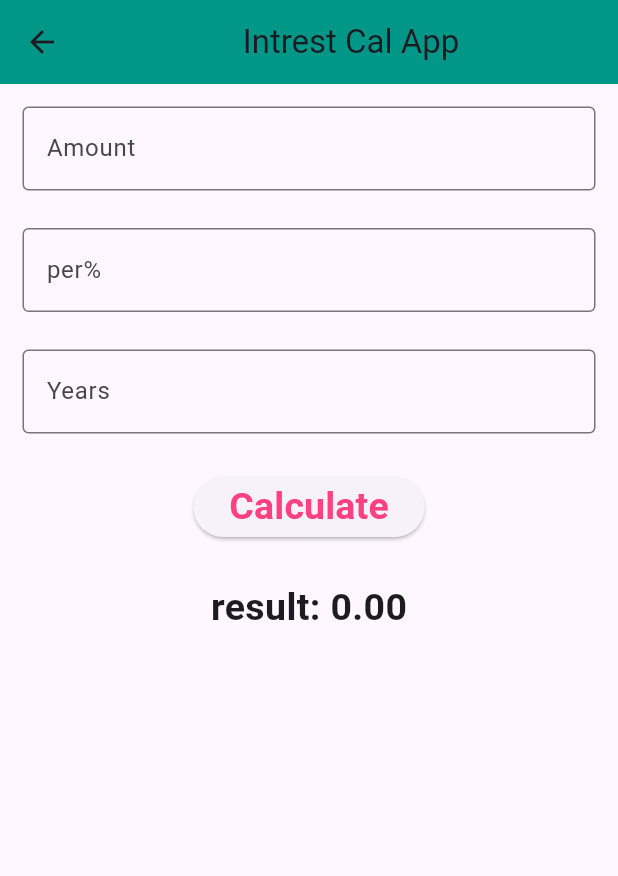
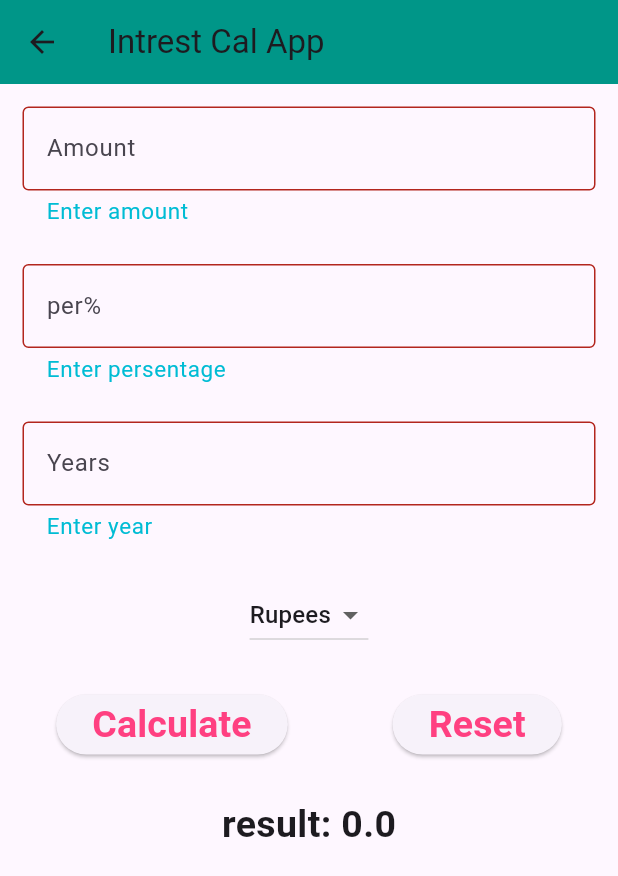
Before and after one commit to pralaypenti/intresr_cal_getx, a Flutter app: the IntrestCalView screen opened directly, after a tap on "Calculate", on a phone screen of 412 x 824 dp. Shown: the top 876 px of the screen. Run offline on Flutter 3.47's test engine with Material 3 defaults, Android fonts, the light colour scheme and no system bars; our stand-ins replace get, shared_preferences; missing offline and left inert: otp_resend_timer, otpless_flutter; accounts and stored records are empty.

Commit message:
updated code

```diff
--- a/lib/intrest_cal.dart
+++ b/lib/intrest_cal.dart
@@ -2,17 +2,42 @@ import 'package:flutter/material.dart';
 import 'package:get/get.dart';
 
 class IntrestController extends GetxController {
-  var amount = ''.obs;
-  var rate = ''.obs;
-  var years = ''.obs;
+  var amountController = TextEditingController();
+  var rateController = TextEditingController();
+  var yearsController = TextEditingController();
   var result = 0.0.obs;
+  var selectedCurrency = 'Rupees'.obs;
+  final conversionRates = {
+    'Rupees': 1.0,
+    'Dollars': 1 / 83.0,
+    'Pounds': 1 / 103.0,
+  };
 
   void calculateInterest() {
-    double a = double.tryParse(amount.value) ?? 0;
-    double r = double.tryParse(rate.value) ?? 0;
-    double y = double.tryParse(years.value) ?? 0;
+    double a = double.tryParse(amountController.text) ?? 0;
+    double r = double.tryParse(rateController.text) ?? 0;
+    double y = double.tryParse(yearsController.text) ?? 0;
 
-    result.value = (a * r * y) / 100;
+    double interestInRupees = (a * r * y) / 100;
+
+    double rateFactor = conversionRates[selectedCurrency.value] ?? 1.0;
+    result.value = interestInRupees * rateFactor;
+  }
+
+  void resetFields() {
+    amountController.clear();
+    rateController.clear();
+    yearsController.clear();
+    selectedCurrency.value = 'Rupees';
+    result.value = 0.0;
+  }
+
+  @override
+  void onClose() {
+    amountController.dispose();
+    rateController.dispose();
+    yearsController.dispose();
+    super.onClose();
   }
 }
 
@@ -25,64 +50,122 @@ class IntrestCalView extends StatefulWidget {
 
 class _IntrestCalViewState extends State<IntrestCalView> {
   final controller = Get.put(IntrestController());
+
+  List<String> iteams = ['Rupees', 'Dollars', 'Pounds'];
+  final formKey = GlobalKey<FormState>();
+
+  String? selectedValue;
   @override
   Widget build(BuildContext context) {
     return Scaffold(
       appBar: AppBar(
-        title: Center(
-          child: Text('Intrest Cal App', textAlign: TextAlign.center),
-        ),
+        title: Text('Intrest Cal App', textAlign: TextAlign.center),
         backgroundColor: Colors.teal,
       ),
       body: SingleChildScrollView(
+        child: Form(
+          key: formKey,
           child: Padding(
             padding: const EdgeInsets.all(15),
             child: Column(
               crossAxisAlignment: CrossAxisAlignment.start,
               children: [
                 TextFormField(
-                onChanged: (value) {
-                  controller.amount.value = value;
+                  validator: (value) {
+                    if (value == null || value.isEmpty) return 'Enter amount';
+                    if (double.tryParse(value) == null) {
+                      return 'Enter valid number';
+                    }
+                    return null;
                   },
+                  controller: controller.amountController,
                   keyboardType: TextInputType.number,
 
                   decoration: InputDecoration(
                     border: OutlineInputBorder(),
                     hintText: 'Amount',
+                     errorStyle: TextStyle(
+                            color: Colors.cyan,
+                            fontSize: 15.0
+                          ),
                   ),
                 ),
                 SizedBox(height: 25),
                 TextFormField(
-                onChanged: (value) {
-                  controller.rate.value = value;
+                  validator: (value) {
+                    if (value == null || value.isEmpty) {
+                      return 'Enter persentage';
+                    }
+                    if (double.tryParse(value) == null) {
+                      return 'Enter valid percentage';
+                    }
+                    return null;
                   },
+                  controller: controller.rateController,
+
                   keyboardType: TextInputType.number,
                   decoration: InputDecoration(
                     border: OutlineInputBorder(),
                     hintText: 'per%',
+                    errorStyle: TextStyle(
+                      color: Colors.cyan,
+                      fontSize: 15.0,
+                    ),
                   ),
                 ),
                 SizedBox(height: 25),
 
                 TextFormField(
-                onChanged: (value) {
-                  controller.years.value = value;
+                  validator: (value) {
+                    if (value == null || value.isEmpty) return 'Enter year';
+                    if (double.tryParse(value) == null) {
+                      return 'Enter valid year';
+                    }
+                    return null;
                   },
+                  controller: controller.yearsController,
                   keyboardType: TextInputType.number,
 
                   decoration: InputDecoration(
                     border: OutlineInputBorder(),
                     hintText: 'Years',
+                     errorStyle: TextStyle(
+                            color: Colors.cyan,
+                            fontSize: 15.0
+                          ),
                   ),
                 ),
                 SizedBox(height: 25),
+                Center(
+                  child: Obx(() {
+                    return DropdownButton<String>(
+                      value: controller.selectedCurrency.value,
+                      items:
+                          controller.conversionRates.keys.map((String value) {
+                            return DropdownMenuItem<String>(
+                              value: value,
+                              child: Text(value),
+                            );
+                          }).toList(),
+                      onChanged: (String? newValue) {
+                        if (newValue != null) {
+                          controller.selectedCurrency.value = newValue;
+                          newValue;
+                        }
+                      },
+                    );
+                  }),
+                ),
+                SizedBox(height: 25),
 
-              Center(
-                child: Padding(
-                  padding: EdgeInsets.only(left: 15, right: 15),
-                  child: ElevatedButton(
+                Row(
+                  mainAxisAlignment: MainAxisAlignment.spaceEvenly,
+                  children: [
+                    ElevatedButton(
                       onPressed: () {
+                        if (formKey.currentState!.validate()) {
                           controller.calculateInterest();
+                        }
                       },
                       child: Text(
                         'Calculate',
@@ -93,7 +176,22 @@ class _IntrestCalViewState extends State<IntrestCalView> {
                         ),
                       ),
                     ),
+                    SizedBox(width: 25),
+                    ElevatedButton(
+                      onPressed: () {
+                        controller.resetFields();
+                        formKey.currentState!.reset();
+                      },
+                      child: Text(
+                        'Reset',
+                        style: TextStyle(
+                          color: Colors.pinkAccent,
+                          fontSize: 25,
+                          fontWeight: FontWeight.bold,
                         ),
+                      ),
+                    ),
+                  ],
                 ),
 
                 SizedBox(height: 25),
@@ -101,8 +199,11 @@ class _IntrestCalViewState extends State<IntrestCalView> {
                 Obx(() {
                   return Center(
                     child: Text(
-                    'result: ${controller.result.value.toStringAsFixed(2)}',
-                    style: TextStyle(fontSize: 25, fontWeight: FontWeight.bold),
+                      'result: ${controller.result.value}',
+                      style: TextStyle(
+                        fontSize: 25,
+                        fontWeight: FontWeight.bold,
+                      ),
                     ),
                   );
                 }),
@@ -110,6 +211,7 @@ class _IntrestCalViewState extends State<IntrestCalView> {
             ),
           ),
         ),
+      ),
     );
   }
 }
```
Lines whose indentation alone changed are shown as unchanged.
